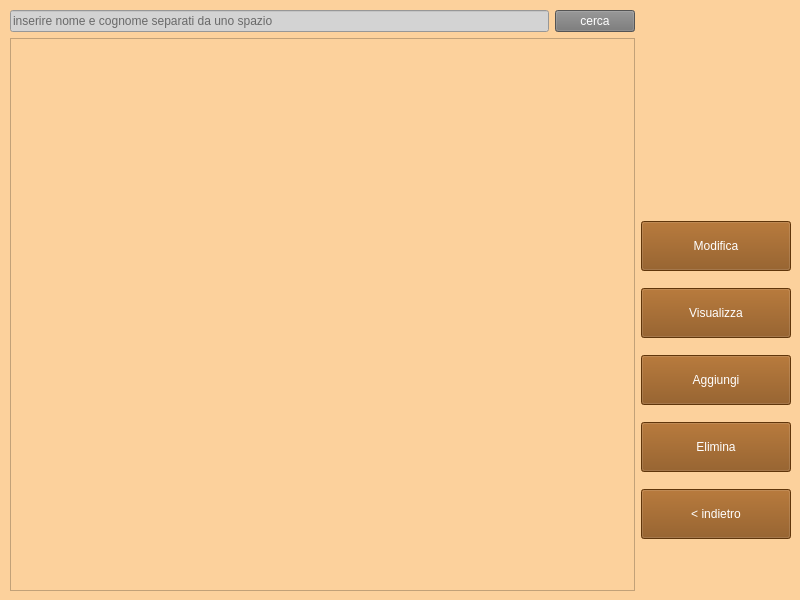
Above: Amministratore/view/gestioneDipendenti.ui from ManuelMarrone/GestioneBowling before the change. Below: the same form after it.
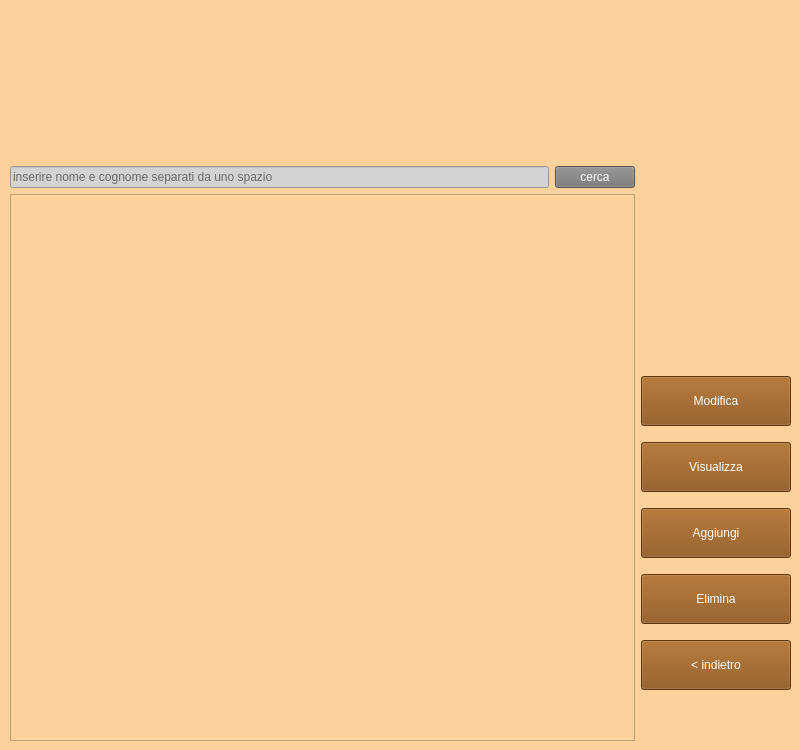
That is the form after the change. Icons and pictures are not drawn.

```diff
--- a/Amministratore/view/gestioneDipendenti.ui
+++ b/Amministratore/view/gestioneDipendenti.ui
@@ -7,19 +7,19 @@
     <x>0</x>
     <y>0</y>
     <width>800</width>
-    <height>600</height>
+    <height>750</height>
    </rect>
   </property>
   <property name="minimumSize">
    <size>
     <width>800</width>
-    <height>600</height>
+    <height>750</height>
    </size>
   </property>
   <property name="maximumSize">
    <size>
     <width>800</width>
-    <height>600</height>
+    <height>750</height>
    </size>
   </property>
   <property name="windowTitle">
@@ -28,15 +28,46 @@
   <property name="styleSheet">
    <string notr="true">background-color: #FCD19C</string>
   </property>
-  <widget class="QWidget" name="horizontalLayoutWidget">
+  <widget class="QWidget" name="verticalLayoutWidget">
    <property name="geometry">
     <rect>
      <x>10</x>
      <y>10</y>
      <width>781</width>
-     <height>581</height>
+     <height>731</height>
     </rect>
    </property>
+   <layout class="QVBoxLayout" name="verticalLayout_3">
+    <item>
+     <layout class="QHBoxLayout" name="horizontalLayout_4">
+      <item>
+       <widget class="QLabel" name="label">
+        <property name="minimumSize">
+         <size>
+          <width>150</width>
+          <height>150</height>
+         </size>
+        </property>
+        <property name="maximumSize">
+         <size>
+          <width>150</width>
+          <height>150</height>
+         </size>
+        </property>
+        <property name="text">
+         <string/>
+        </property>
+        <property name="pixmap">
+         <pixmap>../../Logo_bowling.png</pixmap>
+        </property>
+        <property name="scaledContents">
+         <bool>true</bool>
+        </property>
+       </widget>
+      </item>
+     </layout>
+    </item>
+    <item>
    <layout class="QHBoxLayout" name="horizontalLayout">
     <item>
      <layout class="QVBoxLayout" name="verticalLayout">
@@ -224,6 +255,8 @@
          </size>
         </property>
        </spacer>
+        </item>
+       </layout>
       </item>
      </layout>
     </item>
```
Lines whose indentation alone changed are shown as unchanged.
